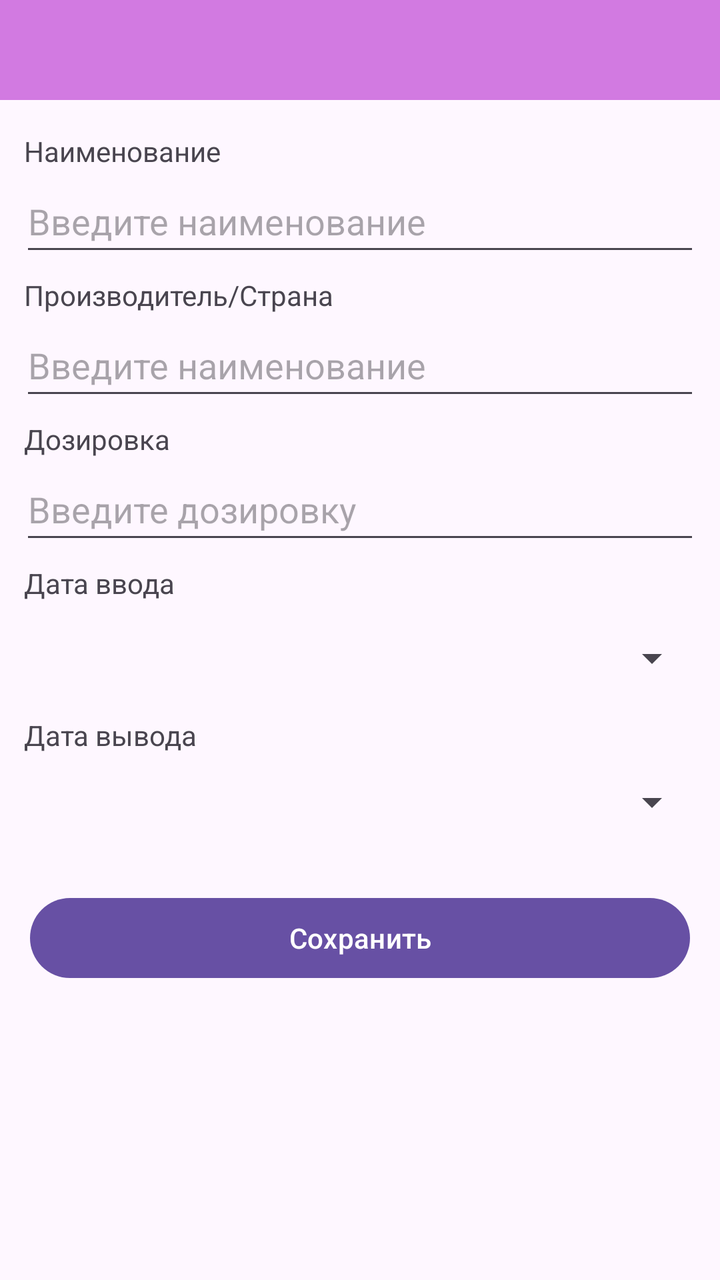
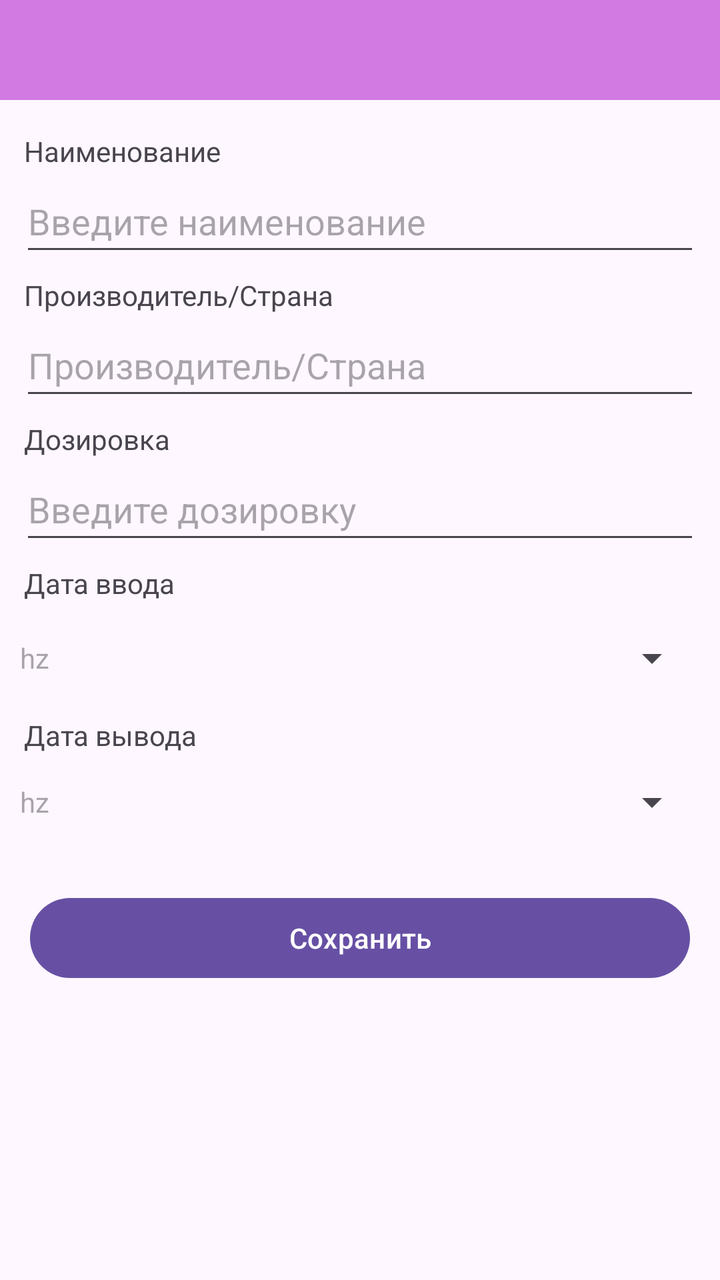

Screens rendered from an Android XML layout before and after an edit, with the pre-edit source and the edit as a unified diff.
<!-- AndroidManifest.xml: application theme Theme.AppFond -->
<!-- res/layout/activity_new_teraphy.xml -->
<?xml version="1.0" encoding="utf-8"?>
<androidx.constraintlayout.widget.ConstraintLayout xmlns:android="http://schemas.android.com/apk/res/android"
    xmlns:app="http://schemas.android.com/apk/res-auto"
    xmlns:tools="http://schemas.android.com/tools"
    android:layout_width="match_parent"
    android:layout_height="match_parent"
    android:fitsSystemWindows="true"
    tools:context=".NewTeraphyActivity">

    <EditText
        android:id="@+id/fieldNewDateEndTer"
        style="@style/Widget.AppCompat.Spinner"
        android:layout_width="0dp"
        android:layout_height="wrap_content"
        android:layout_marginStart="10dp"
        android:layout_marginEnd="10dp"
        android:autofillHints=""
        android:editable="false"
        android:ems="10"
        android:enabled="true"
        android:hint="@string/res_some_unknown_field"
        android:minHeight="48dp"
        app:layout_constraintEnd_toEndOf="parent"
        app:layout_constraintHorizontal_bias="1.0"
        app:layout_constraintStart_toStartOf="parent"
        app:layout_constraintTop_toBottomOf="@+id/labelNewTerDateEnd"
        tools:ignore="SpeakableTextPresentCheck" />

    <TextView
        android:id="@+id/labelNewTerDateEnd"
        android:layout_width="wrap_content"
        android:layout_height="wrap_content"
        android:layout_marginStart="12dp"
        android:layout_marginTop="5dp"
        android:text="Дата вывода"
        app:layout_constraintStart_toStartOf="parent"
        app:layout_constraintTop_toBottomOf="@+id/fieldNewDateBegTer" />

    <TextView
        android:id="@+id/labelNewDoz"
        android:layout_width="wrap_content"
        android:layout_height="wrap_content"
        android:layout_marginStart="12dp"
        android:layout_marginTop="5dp"
        android:text="Дозировка"
        app:layout_constraintStart_toStartOf="parent"
        app:layout_constraintTop_toBottomOf="@+id/fieldCountryNewTer" />

    <EditText
        android:id="@+id/fieldDozNewTer"
        android:layout_width="0dp"
        android:layout_height="wrap_content"
        android:layout_marginStart="10dp"
        android:layout_marginEnd="10dp"
        android:autofillHints=""
        android:editable="true"
        android:ems="10"
        android:enabled="true"
        android:hint="Введите дозировку"
        android:inputType="textPersonName"
        android:minHeight="48dp"
        app:layout_constraintEnd_toEndOf="parent"
        app:layout_constraintHorizontal_bias="1.0"
        app:layout_constraintStart_toStartOf="parent"
        app:layout_constraintTop_toBottomOf="@+id/labelNewDoz" />

    <EditText
        android:id="@+id/fieldCountryNewTer"
        android:layout_width="0dp"
        android:layout_height="wrap_content"
        android:layout_marginStart="10dp"
        android:layout_marginEnd="10dp"
        android:autofillHints=""
        android:editable="true"
        android:ems="10"
        android:enabled="true"
        android:hint="Введите наименование"
        android:inputType="textPersonName"
        android:minHeight="48dp"
        app:layout_constraintEnd_toEndOf="parent"
        app:layout_constraintHorizontal_bias="0.0"
        app:layout_constraintStart_toStartOf="parent"
        app:layout_constraintTop_toBottomOf="@+id/labelNewСountry" />

    <TextView
        android:id="@+id/labelNewСountry"
        android:layout_width="wrap_content"
        android:layout_height="wrap_content"
        android:layout_marginStart="12dp"
        android:layout_marginTop="5dp"
        android:text="Производитель/Страна"
        app:layout_constraintStart_toStartOf="parent"
        app:layout_constraintTop_toBottomOf="@+id/fieldNameNewTer" />

    <androidx.appcompat.widget.Toolbar
        android:id="@+id/newTerToolbar"
        android:layout_width="0dp"
        android:layout_height="50dp"
        android:background="@color/fiol_bleed"
        app:layout_constraintEnd_toEndOf="parent"
        app:layout_constraintStart_toStartOf="parent"
        app:layout_constraintTop_toTopOf="parent">

    </androidx.appcompat.widget.Toolbar>

    <ProgressBar
        android:id="@+id/progressBarNewTer"
        style="?android:attr/progressBarStyleHorizontal"
        android:layout_width="0dp"
        android:layout_height="wrap_content"
        android:indeterminate="true"
        android:visibility="invisible"
        app:layout_constraintEnd_toEndOf="parent"
        app:layout_constraintHorizontal_bias="0.0"
        android:indeterminateTint="@color/fiol"
        app:layout_constraintStart_toStartOf="parent"
        app:layout_constraintTop_toBottomOf="@+id/newTerToolbar" />

    <TextView
        android:id="@+id/labelNewName"
        android:layout_width="wrap_content"
        android:layout_height="wrap_content"
        android:layout_marginStart="12dp"
        android:text="Наименование"
        app:layout_constraintStart_toStartOf="parent"
        app:layout_constraintTop_toBottomOf="@+id/progressBarNewTer" />

    <EditText
        android:id="@+id/fieldNameNewTer"
        android:layout_width="0dp"
        android:layout_height="wrap_content"
        android:layout_marginStart="10dp"
        android:layout_marginEnd="10dp"
        android:autofillHints=""
        android:editable="true"
        android:ems="10"
        android:enabled="true"
        android:hint="Введите наименование"
        android:inputType="textPersonName"
        android:minHeight="48dp"
        app:layout_constraintEnd_toEndOf="parent"
        app:layout_constraintHorizontal_bias="0.0"
        app:layout_constraintStart_toStartOf="parent"
        app:layout_constraintTop_toBottomOf="@+id/labelNewName" />

    <TextView
        android:id="@+id/labelNewTerDateBeg"
        android:layout_width="wrap_content"
        android:layout_height="wrap_content"
        android:layout_marginStart="12dp"
        android:layout_marginTop="5dp"
        android:text="Дата ввода"
        app:layout_constraintStart_toStartOf="parent"
        app:layout_constraintTop_toBottomOf="@+id/fieldDozNewTer" />

    <EditText
        android:id="@+id/fieldNewDateBegTer"
        style="@style/Widget.AppCompat.Spinner"
        android:layout_width="0dp"
        android:layout_height="wrap_content"
        android:layout_marginStart="10dp"
        android:layout_marginTop="4dp"
        android:layout_marginEnd="10dp"
        android:autofillHints=""
        android:editable="false"
        android:ems="10"
        android:enabled="true"
        android:hint="@string/res_some_unknown_field"
        android:minHeight="48dp"
        app:layout_constraintEnd_toEndOf="parent"
        app:layout_constraintHorizontal_bias="1.0"
        app:layout_constraintStart_toStartOf="parent"
        app:layout_constraintTop_toBottomOf="@+id/labelNewTerDateBeg"
        tools:ignore="SpeakableTextPresentCheck" />

    <Button
        android:id="@+id/buttonSaveNewTer"
        android:layout_width="0dp"
        android:layout_height="wrap_content"
        android:layout_marginStart="15dp"
        android:layout_marginTop="20dp"
        android:layout_marginEnd="15dp"
        android:text="Сохранить"
        app:layout_constraintEnd_toEndOf="parent"
        app:layout_constraintStart_toStartOf="parent"
        app:layout_constraintTop_toBottomOf="@+id/fieldNewDateEndTer" />
</androidx.constraintlayout.widget.ConstraintLayout>
<!-- resources referenced by this layout -->
<resources>
  <color name="fiol">#9C27B0</color>
  <color name="fiol_bleed">#D27AE1</color>
  <string name="res_some_unknown_field" />
  <style name="Theme.AppFond" parent="Theme.MaterialComponents.DayNight.NoActionBar">
          
          <item name="colorPrimary">@color/fiol</item>
          <item name="colorPrimaryVariant">@color/fiol</item>
          <item name="colorOnPrimary">@color/white</item>
          
          <item name="colorSecondary">@color/purple_400</item>
          <item name="colorSecondaryVariant">@color/purple_800</item>
          <item name="colorOnSecondary">@color/black</item>
          
          <item name="android:statusBarColor">?attr/colorPrimaryVariant</item>
          
      </style>
  <color name="white">#FFFFFFFF</color>
  <color name="black">#FF000000</color>
</resources>

<!-- the commit's change to res/layout/activity_new_teraphy.xml (unified diff, before → after) -->
@@ -32,7 +32,7 @@
         android:layout_height="wrap_content"
         android:layout_marginStart="12dp"
         android:layout_marginTop="5dp"
-        android:text="Дата вывода"
+        android:text="@string/textDateOuput"
         app:layout_constraintStart_toStartOf="parent"
         app:layout_constraintTop_toBottomOf="@+id/fieldNewDateBegTer" />
 
@@ -42,7 +42,7 @@
         android:layout_height="wrap_content"
         android:layout_marginStart="12dp"
         android:layout_marginTop="5dp"
-        android:text="Дозировка"
+        android:text="@string/textDozeTeraphy"
         app:layout_constraintStart_toStartOf="parent"
         app:layout_constraintTop_toBottomOf="@+id/fieldCountryNewTer" />
 
@@ -56,7 +56,7 @@
         android:editable="true"
         android:ems="10"
         android:enabled="true"
-        android:hint="Введите дозировку"
+        android:hint="@string/textHintDose"
         android:inputType="textPersonName"
         android:minHeight="48dp"
         app:layout_constraintEnd_toEndOf="parent"
@@ -74,7 +74,7 @@
         android:editable="true"
         android:ems="10"
         android:enabled="true"
-        android:hint="Введите наименование"
+        android:hint="@string/textHintCountryTer"
         android:inputType="textPersonName"
         android:minHeight="48dp"
         app:layout_constraintEnd_toEndOf="parent"
@@ -88,7 +88,7 @@
         android:layout_height="wrap_content"
         android:layout_marginStart="12dp"
         android:layout_marginTop="5dp"
-        android:text="Производитель/Страна"
+        android:text="@string/textHintCountryTer"
         app:layout_constraintStart_toStartOf="parent"
         app:layout_constraintTop_toBottomOf="@+id/fieldNameNewTer" />
 
@@ -121,7 +121,7 @@
         android:layout_width="wrap_content"
         android:layout_height="wrap_content"
         android:layout_marginStart="12dp"
-        android:text="Наименование"
+        android:text="@string/textNameTeraphy"
         app:layout_constraintStart_toStartOf="parent"
         app:layout_constraintTop_toBottomOf="@+id/progressBarNewTer" />
 
@@ -135,7 +135,7 @@
         android:editable="true"
         android:ems="10"
         android:enabled="true"
-        android:hint="Введите наименование"
+        android:hint="@string/textHintNameTer"
         android:inputType="textPersonName"
         android:minHeight="48dp"
         app:layout_constraintEnd_toEndOf="parent"
@@ -149,7 +149,7 @@
         android:layout_height="wrap_content"
         android:layout_marginStart="12dp"
         android:layout_marginTop="5dp"
-        android:text="Дата ввода"
+        android:text="@string/textDateInput"
         app:layout_constraintStart_toStartOf="parent"
         app:layout_constraintTop_toBottomOf="@+id/fieldDozNewTer" />
 
@@ -180,7 +180,7 @@
         android:layout_marginStart="15dp"
         android:layout_marginTop="20dp"
         android:layout_marginEnd="15dp"
-        android:text="Сохранить"
+        android:text="@string/textSave"
         app:layout_constraintEnd_toEndOf="parent"
         app:layout_constraintStart_toStartOf="parent"
         app:layout_constraintTop_toBottomOf="@+id/fieldNewDateEndTer" />
<!-- resource entries referenced after the edit -->
@@ -2,7 +2,15 @@
 <resources>
   <color name="fiol">#9C27B0</color>
   <color name="fiol_bleed">#D27AE1</color>
-  <string name="res_some_unknown_field" />
+  <string name="res_some_unknown_field">hz</string>
+  <string name="textDateInput">"Дата ввода"</string>
+  <string name="textDateOuput">Дата вывода</string>
+  <string name="textDozeTeraphy">Дозировка</string>
+  <string name="textHintCountryTer">Производитель/Страна</string>
+  <string name="textHintDose">Введите дозировку</string>
+  <string name="textHintNameTer">Введите наименование</string>
+  <string name="textNameTeraphy">Наименование</string>
+  <string name="textSave">Сохранить</string>
   <style name="Theme.AppFond" parent="Theme.MaterialComponents.DayNight.NoActionBar">
           
           <item name="colorPrimary">@color/fiol</item>
